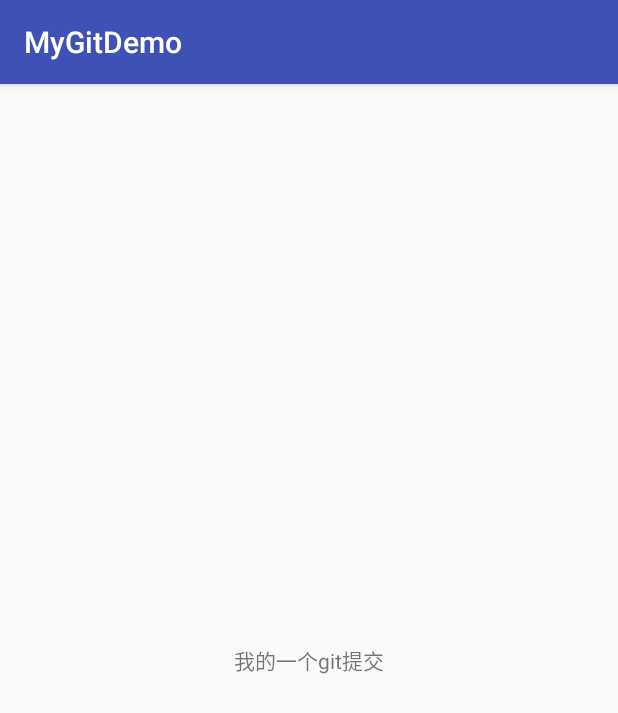
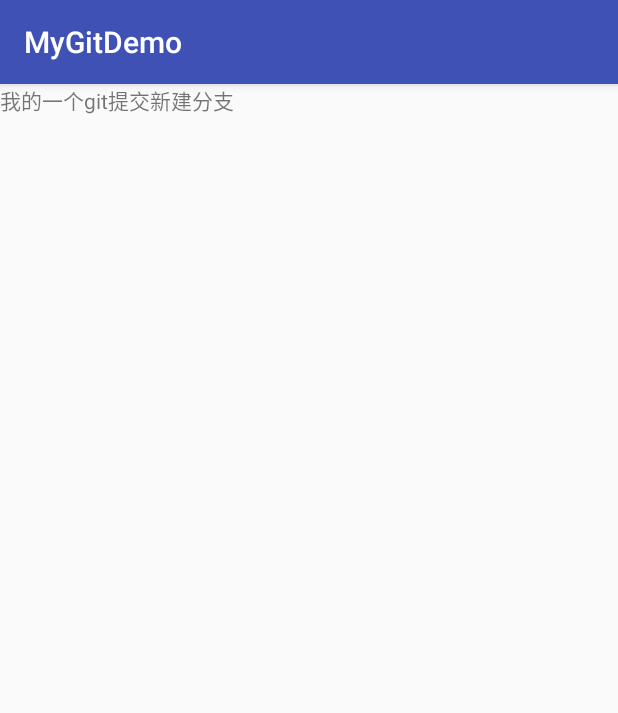
Before and after one commit to fanloveoupao/MyGitDemo, an Android app: the screen it shows after launch (MainActivity), on a phone screen of 412 x 824 dp. Shown: the top 713 px of the screen. Run offline under Robolectric (Android 15) with nearby library versions, the phone set to English and light mode, and no system bars.

Commit message:
新建分支

```diff
--- a/app/src/main/res/layout/activity_main.xml
+++ b/app/src/main/res/layout/activity_main.xml
@@ -1,5 +1,5 @@
 <?xml version="1.0" encoding="utf-8"?>
-<android.support.constraint.ConstraintLayout
+<LinearLayout
     xmlns:android="http://schemas.android.com/apk/res/android"
     xmlns:tools="http://schemas.android.com/tools"
     xmlns:app="http://schemas.android.com/apk/res-auto"
@@ -16,5 +16,10 @@
         app:layout_constraintLeft_toLeftOf="@+id/activity_main"
         app:layout_constraintRight_toRightOf="@+id/activity_main"
         app:layout_constraintTop_toTopOf="@+id/activity_main" />
+    <TextView
+        android:layout_width="wrap_content"
+        android:layout_height="wrap_content"
+        android:text="新建分支"
+         />
 
-</android.support.constraint.ConstraintLayout>
+</LinearLayout>
```
